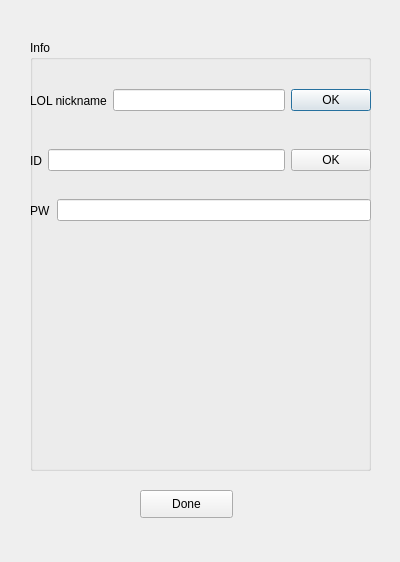
CAU-OSS-2019/team-project-team17, file signup.ui: the form before one commit.
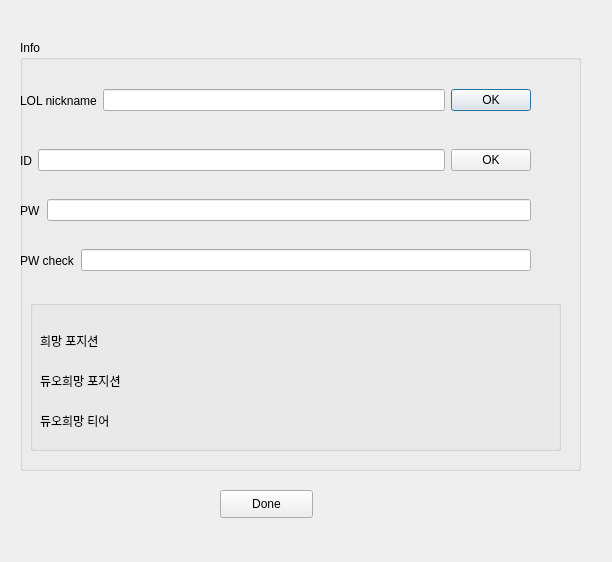
The form after the commit.

Patch:
```diff
--- a/signup.ui
+++ b/signup.ui
@@ -6,7 +6,7 @@
    <rect>
     <x>0</x>
     <y>0</y>
-    <width>400</width>
+    <width>612</width>
     <height>562</height>
    </rect>
   </property>
@@ -16,9 +16,9 @@
   <widget class="QGroupBox" name="groupBox">
    <property name="geometry">
     <rect>
-     <x>30</x>
+     <x>20</x>
      <y>40</y>
-     <width>341</width>
+     <width>561</width>
      <height>431</height>
     </rect>
    </property>
@@ -30,7 +30,7 @@
      <rect>
       <x>0</x>
       <y>40</y>
-      <width>341</width>
+      <width>511</width>
       <height>41</height>
      </rect>
     </property>
@@ -59,7 +59,7 @@
      <rect>
       <x>0</x>
       <y>100</y>
-      <width>341</width>
+      <width>511</width>
       <height>41</height>
      </rect>
     </property>
@@ -88,7 +88,7 @@
      <rect>
       <x>0</x>
       <y>150</y>
-      <width>341</width>
+      <width>511</width>
       <height>41</height>
      </rect>
     </property>
@@ -101,15 +101,93 @@
       </widget>
      </item>
      <item>
-      <widget class="QLineEdit" name="lineEdit_3"/>
+      <widget class="QLineEdit" name="lineEdit_password">
+       <property name="echoMode">
+        <enum>QLineEdit::Normal</enum>
+       </property>
+      </widget>
      </item>
     </layout>
    </widget>
+   <widget class="QWidget" name="horizontalLayoutWidget_4">
+    <property name="geometry">
+     <rect>
+      <x>0</x>
+      <y>200</y>
+      <width>511</width>
+      <height>41</height>
+     </rect>
+    </property>
+    <layout class="QHBoxLayout" name="horizontalLayout_4">
+     <item>
+      <widget class="QLabel" name="label_4">
+       <property name="text">
+        <string>PW check</string>
+       </property>
+      </widget>
+     </item>
+     <item>
+      <widget class="QLineEdit" name="lineEdit_password2"/>
+     </item>
+    </layout>
+   </widget>
+   <widget class="QGroupBox" name="groupBox_2">
+    <property name="geometry">
+     <rect>
+      <x>10</x>
+      <y>260</y>
+      <width>531</width>
+      <height>151</height>
+     </rect>
+    </property>
+    <property name="title">
+     <string/>
+    </property>
+    <widget class="QLabel" name="label_5">
+     <property name="geometry">
+      <rect>
+       <x>10</x>
+       <y>30</y>
+       <width>81</width>
+       <height>21</height>
+      </rect>
+     </property>
+     <property name="text">
+      <string>희망 포지션</string>
+     </property>
+    </widget>
+    <widget class="QLabel" name="label_6">
+     <property name="geometry">
+      <rect>
+       <x>10</x>
+       <y>70</y>
+       <width>121</width>
+       <height>21</height>
+      </rect>
+     </property>
+     <property name="text">
+      <string>듀오희망 포지션</string>
+     </property>
+    </widget>
+    <widget class="QLabel" name="label_7">
+     <property name="geometry">
+      <rect>
+       <x>10</x>
+       <y>110</y>
+       <width>101</width>
+       <height>21</height>
+      </rect>
+     </property>
+     <property name="text">
+      <string>듀오희망 티어</string>
+     </property>
+    </widget>
+   </widget>
   </widget>
   <widget class="QPushButton" name="pushButton_2">
    <property name="geometry">
     <rect>
-     <x>140</x>
+     <x>220</x>
      <y>490</y>
      <width>93</width>
      <height>28</height>
```
Left out of the diff: 6 changed lines with no effect on the pictures.
